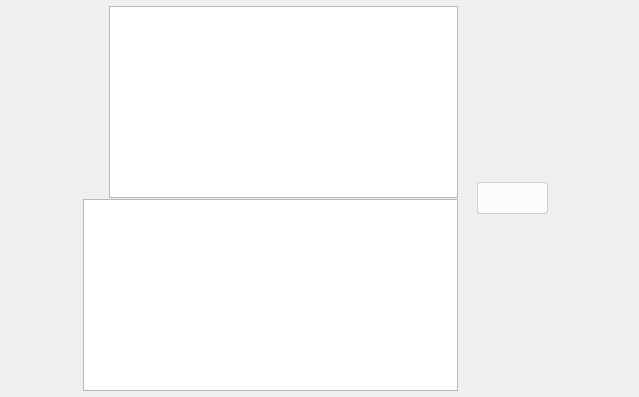
Old version of the form src/MEGASync/stalled_issues/gui/macx/StalledIssueHeader.ui in the repository meganz/MEGAsync.
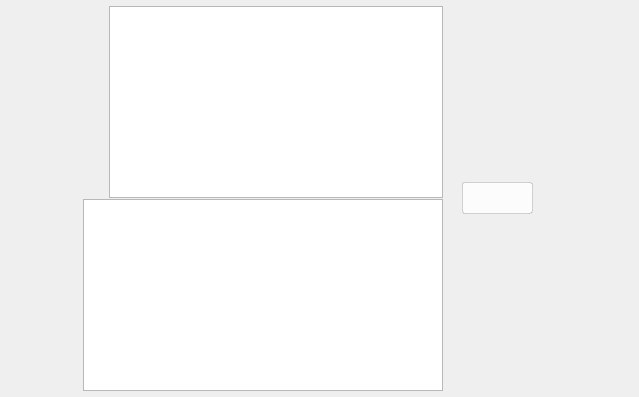
New version of the form. Icons and pictures are not drawn. Custom widgets are drawn as their Qt base class.

Commit message: Added state tags

```diff
--- a/src/MEGASync/stalled_issues/gui/macx/StalledIssueHeader.ui
+++ b/src/MEGASync/stalled_issues/gui/macx/StalledIssueHeader.ui
@@ -354,8 +354,40 @@
      <property name="styleSheet">
       <string notr="true">#actionMessage
 {
-   font-size:14px;
-   color: #333333;
+   font-size:12px;
+}
+
+#actionMessageContainer[state=&quot;being solved&quot;]
+{
+	background-color: #F3F4F4;
+	border-radius: 4px;
+}
+
+#actionMessageContainer[state=&quot;being solved&quot;] QLabel
+{
+    color: #616366;
+}
+
+#actionMessageContainer[state=&quot;solved&quot;]
+{
+	background-color: #CFFCDB;
+	border-radius: 4px;
+}
+
+#actionMessageContainer[state=&quot;solved&quot;] QLabel
+{
+    color: #007C3E;
+}
+
+#actionMessageContainer[state=&quot;failed&quot;]
+{
+	background-color: #FFE4E8;
+	border-radius: 4px;
+}
+
+#actionMessageContainer[state=&quot;failed&quot;] QLabel
+{
+	color: #E31B57;
 }</string>
      </property>
      <layout class="QHBoxLayout" name="horizontalLayout_4">
@@ -406,18 +438,30 @@
       </item>
       <item>
        <widget class="QWidget" name="actionMessageContainer" native="true">
+        <property name="minimumSize">
+         <size>
+          <width>0</width>
+          <height>24</height>
+         </size>
+        </property>
+        <property name="maximumSize">
+         <size>
+          <width>16777215</width>
+          <height>24</height>
+         </size>
+        </property>
         <layout class="QHBoxLayout" name="horizontalLayout_5">
          <property name="spacing">
-          <number>2</number>
+          <number>5</number>
          </property>
          <property name="leftMargin">
-          <number>0</number>
+          <number>5</number>
          </property>
          <property name="topMargin">
           <number>0</number>
          </property>
          <property name="rightMargin">
-          <number>0</number>
+          <number>5</number>
          </property>
          <property name="bottomMargin">
           <number>0</number>
```
The commit also changes 24 other files.
